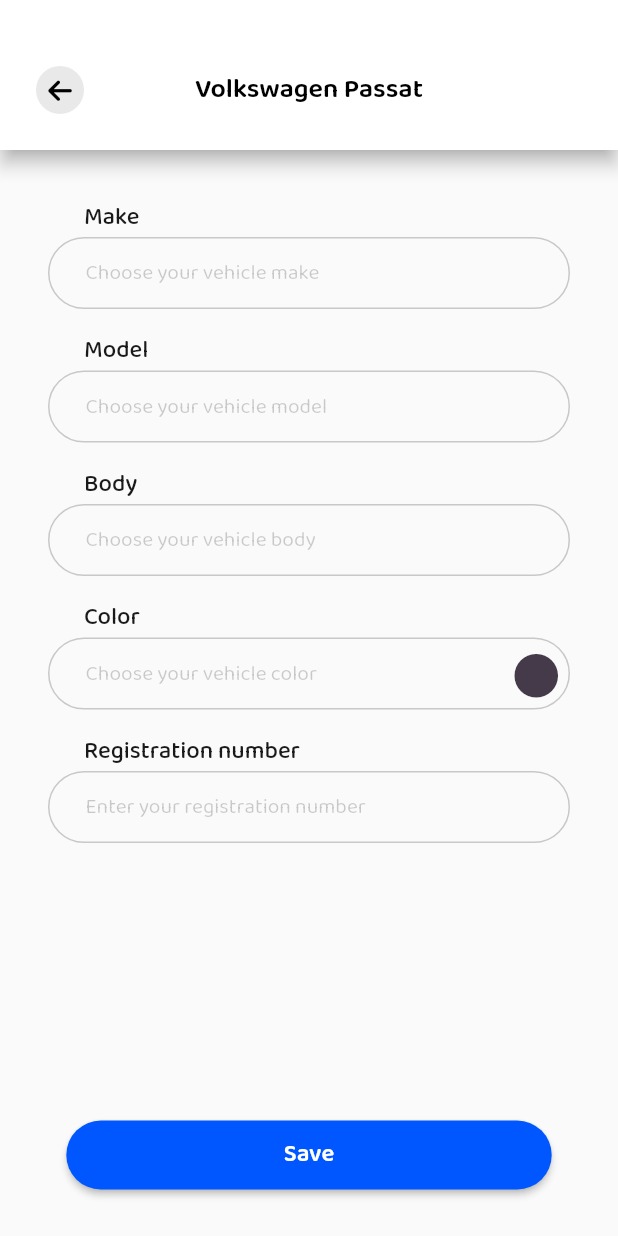
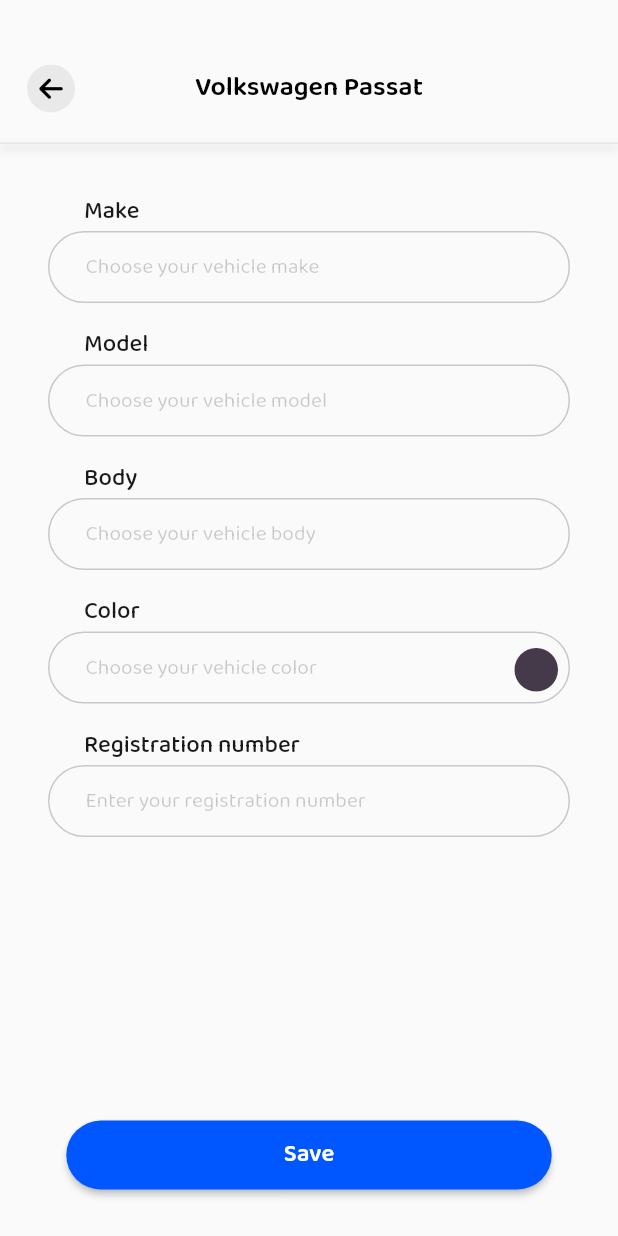
Before and after one commit to Lucki-Media/Flutter-Pinolo, a Flutter app: the EditVehicleInfo screen opened directly, on a phone screen of 412 x 824 dp. Run offline on Flutter 3.47's test engine with Material 2 defaults, Android fonts, the phone set to English and light mode, and no system bars; our stand-ins replace flutter_colorpicker, flutter_rating_bar, font_awesome_flutter, google_maps_flutter, intl_phone_field, intro_slider and 3 more; missing offline and left inert: flutter_google_places_hoc081098, flutter_swipe_button, flutter_timer_countdown, google_api_headers, google_maps_webservice.

Commit message:
Ui changes

```diff
--- a/lib/src/ui/edit_vehicle_info.dart
+++ b/lib/src/ui/edit_vehicle_info.dart
@@ -24,26 +24,24 @@ class _EditVehicleInfoState extends State<EditVehicleInfo> {
   @override
   Widget build(BuildContext context) {
     return Scaffold(
-      appBar: AppBar(
-        toolbarHeight: 100.0,
-        shadowColor: AppColors.kShadowGrey,
-        automaticallyImplyLeading: false,
-        elevation: 5,
-        backgroundColor: AppColors.kWhite,
-        //foregroundColor: AppColors.kBlue,
-        //centerTitle: true,
-        title: Padding(
-          padding: const EdgeInsets.only(top: 20.0),
+      resizeToAvoidBottomInset: true,
+      body: SingleChildScrollView(
+        child: Container(
+          height: MediaQuery.of(context).size.height,
           child: Column(
-            //mainAxisSize: MainAxisSize.min,
-            //crossAxisAlignment: CrossAxisAlignment.stretch,
+            children: [
+              SafeArea(
+                minimum:const EdgeInsets.only(top: 35.0,bottom: 12),
+                top: false,
+                bottom: false,
+                child: Column(
                   children: [
                     Stack(
                       alignment: Alignment.center,
                       children: [
                         Align(
                           alignment: Alignment.center,
-                    child: const Text(
+                          child:const Text(
                             'Volkswagen Passat',
                             style: TextStyle(
                               fontSize: 18,
@@ -54,6 +52,8 @@ class _EditVehicleInfoState extends State<EditVehicleInfo> {
                         ),
                         Align(
                           alignment: Alignment.centerLeft,
+                          child: Padding(
+                            padding: const EdgeInsets.only(left: 10.0),
                             child: IconButton(
                               onPressed: () {
                                 Navigator.of(context).pop();
@@ -67,19 +67,14 @@ class _EditVehicleInfoState extends State<EditVehicleInfo> {
                                 ),
                               ),
                             ),
-                  )
+                          ),
+                        ),
                       ],
                     ),
                   ],
                 ),
               ),
-      ),
-      resizeToAvoidBottomInset: true,
-      body: SingleChildScrollView(
-        child: Container(
-          height: MediaQuery.of(context).size.height-100,
-          child: Column(
-            children: [
+              AppCommon.divider(),
               Padding(
                 padding: const EdgeInsets.all(32.0),
                 child: Column(
```
Lines whose indentation alone changed are shown as unchanged.
